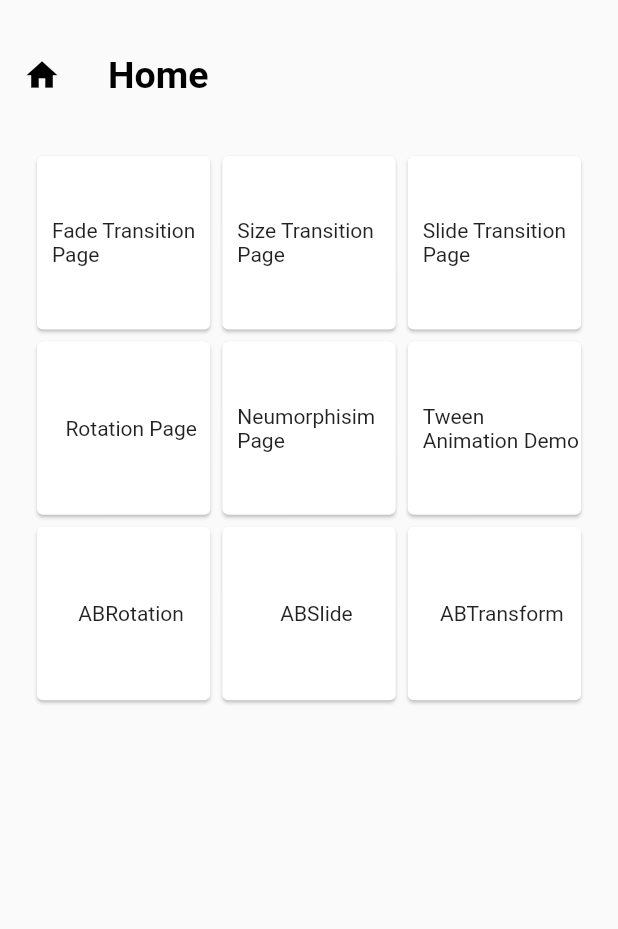
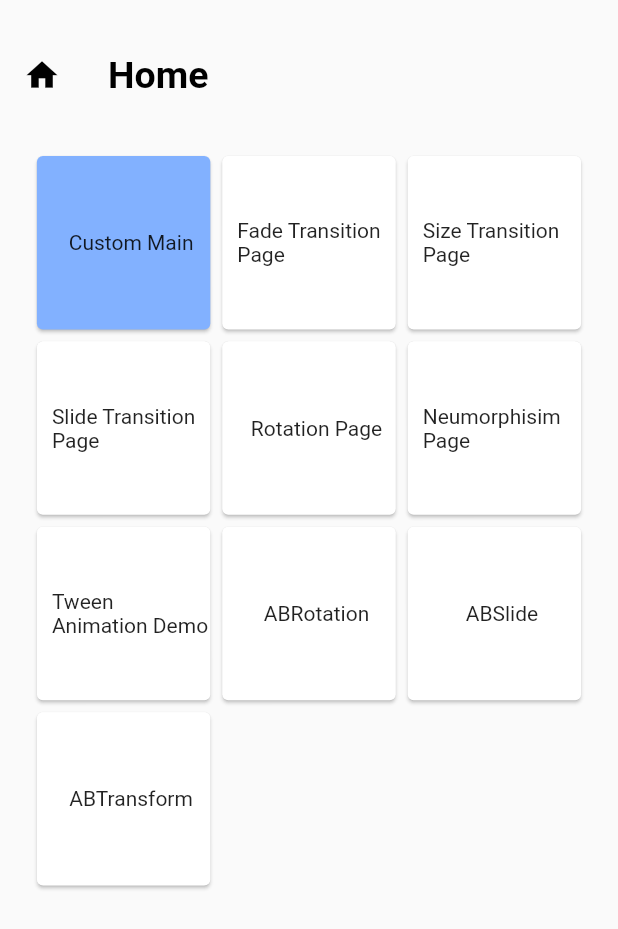
Before and after one commit to hazarduman0/flutter_animations, a Flutter app: the screen it shows after launch, on a phone screen of 412 x 824 dp. Shown: the top 929 px of the screen. Run offline on Flutter 3.47's test engine with Material 2 defaults, Android fonts, the phone set to English and light mode, and no system bars; our stand-ins replace get.

Commit message:
Update main_page.dart

```diff
--- a/lib/main_page.dart
+++ b/lib/main_page.dart
@@ -8,6 +8,7 @@ import 'package:animations/controllers/slide_transition_controller.dart';
 import 'package:animations/screen_animations/animated_builder/rotation_page.dart';
 import 'package:animations/screen_animations/animated_builder/slide_page.dart';
 import 'package:animations/screen_animations/animated_builder/transform_page.dart';
+import 'package:animations/screen_animations/custom_animations/custom_main.dart';
 import 'package:animations/screen_animations/fade_transition_page.dart';
 import 'package:animations/screen_animations/neumorphism_page.dart';
 import 'package:animations/screen_animations/rotation_animation_page.dart';
@@ -49,6 +50,9 @@ class MainPage extends StatelessWidget {
                   gridDelegate: const SliverGridDelegateWithFixedCrossAxisCount(
                       crossAxisCount: 3),
                   children: [
+                    pageRouteBox(
+                        context, 'Custom Main', () => routeToCustomMain(),
+                        color: Colors.blueAccent.shade100),
                     pageRouteBox(context, 'Fade Transition Page',
                         () => routeToFadeTransitionPage()),
                     pageRouteBox(context, 'Size Transition Page',
@@ -77,13 +81,15 @@ class MainPage extends StatelessWidget {
     );
   }
 
-  Widget pageRouteBox(BuildContext context, String text, Function()? onTap) =>
+  Widget pageRouteBox(BuildContext context, String text, Function()? onTap,
+          {Color? color}) =>
       GestureDetector(
         onTap: onTap,
         child: SizedBox(
           height: Get.height * 0.1,
           width: Get.width * 0.3,
           child: Card(
+            color: color,
             child: Align(
                 alignment: Alignment.center,
                 child: Padding(
@@ -94,6 +100,10 @@ class MainPage extends StatelessWidget {
           ),
         ),
       );
+
+  routeToCustomMain() {
+    Get.to(() => CustomMain());
+  }
 
   routeToFadeTransitionPage() {
     _fc.onPageInit();
```
